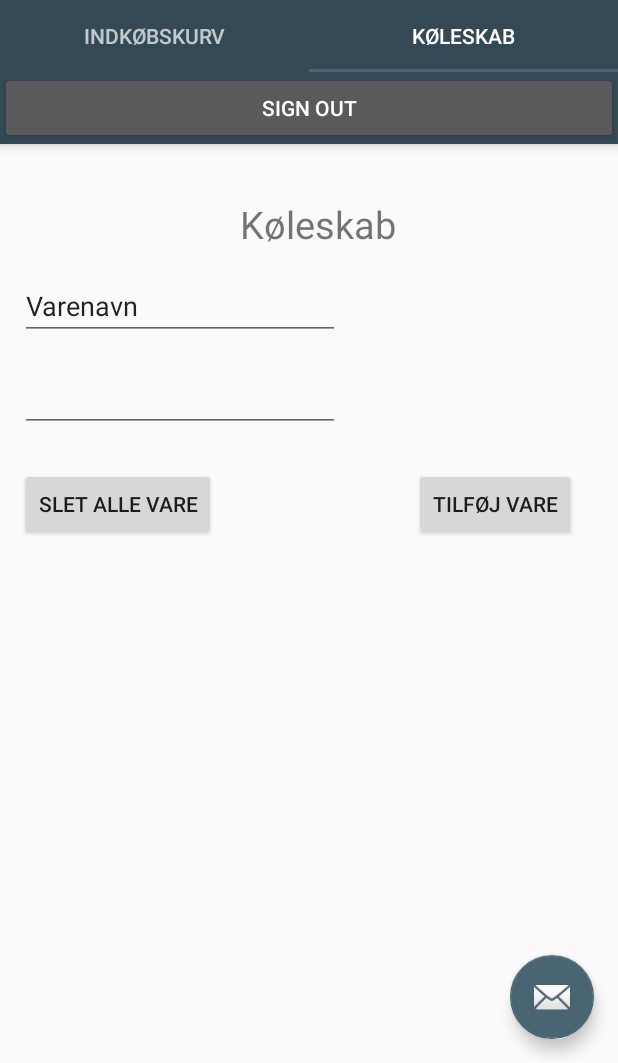
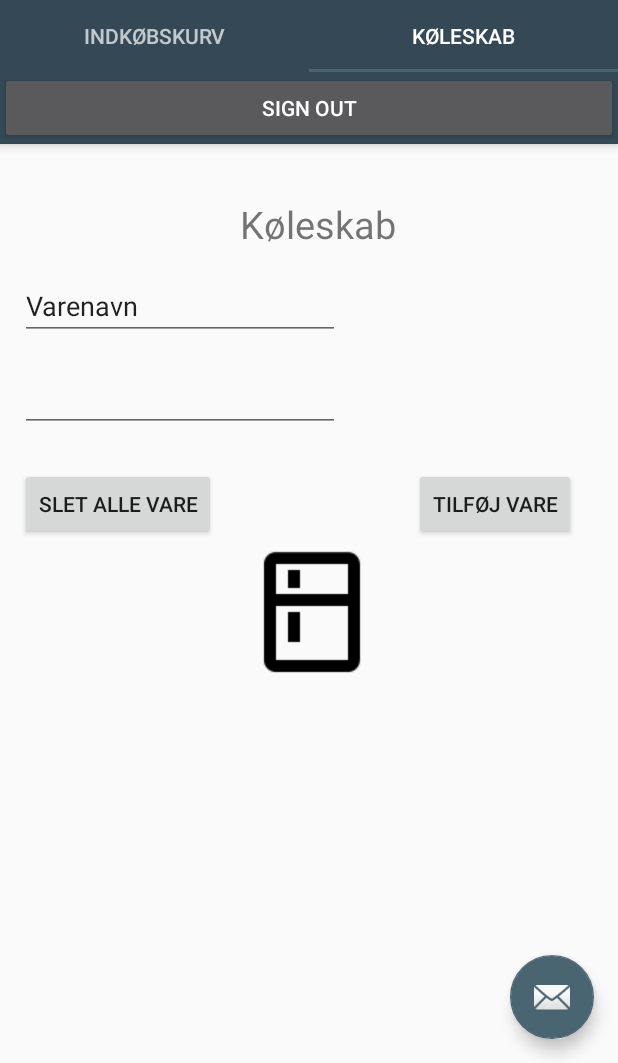
Before and after one commit to armin-tahirovic/Madspild, an Android app: the screen it shows after launch once a user with an empty profile is signed in (MainActivity), tab 2 chosen, on a phone screen of 412 x 824 dp, the part 173-1236 px from its top. Run offline under Robolectric (Android 15) with nearby library versions, the phone set to English and light mode, and no system bars; our stand-ins replace Firebase (no records; nobody signed in at launch, a user with empty details on screens opened directly), Room's generated code; libraries missing offline, so code that uses them is left out: com.firebase.ui; pictures from the network do not load.

Commit message:
Debugged API

```diff
--- a/app/build.gradle
+++ b/app/build.gradle
@@ -24,7 +24,6 @@ dependencies {
     implementation fileTree(dir: 'libs', include: ['*.jar'])
     implementation 'androidx.appcompat:appcompat:1.1.0'
     implementation 'com.google.android.material:material:1.1.0'
-    implementation 'com.github.bumptech.glide:glide:4.10.0'
     implementation 'androidx.recyclerview:recyclerview:1.1.0'
     implementation 'androidx.constraintlayout:constraintlayout:1.1.3'
     implementation 'androidx.lifecycle:lifecycle-extensions:2.2.0'
@@ -32,6 +31,9 @@ dependencies {
     testImplementation 'junit:junit:4.12'
     androidTestImplementation 'androidx.test.ext:junit:1.1.1'
     androidTestImplementation 'androidx.test.espresso:espresso-core:3.2.0'
+
+    // Glide
+    implementation 'com.github.bumptech.glide:glide:4.10.0'
 
     //Data storage
     implementation 'com.squareup.retrofit2:retrofit:2.5.0'
--- a/app/src/main/AndroidManifest.xml
+++ b/app/src/main/AndroidManifest.xml
@@ -3,6 +3,7 @@
   package="com.example.madspild">
 
   <uses-permission android:name="android.permission.INTERNET"/>
+
   <application
     android:allowBackup="true"
     android:icon="@mipmap/ic_launcher"
--- a/app/src/main/java/com/example/madspild/fragment/Koleskab.java
+++ b/app/src/main/java/com/example/madspild/fragment/Koleskab.java
@@ -62,6 +62,16 @@ public class Koleskab extends Fragment {
     groceryDate = view.findViewById(R.id.datePicker);
     imageView = view.findViewById(R.id.imageAPI);
 
+    // API
+    foodViewModel = new ViewModelProvider(this).get(FoodViewModel.class);
+    foodViewModel.getFood().observe(getViewLifecycleOwner(), new Observer<Food>() {
+      @Override
+      public void onChanged(Food food) {
+        Glide.with(Koleskab.this).load(food.getImage()).into(imageView);
+        System.out.println("<<< Hvad får jeg ud: " + food.getImage() + " >>>");
+      }
+    });
+
     // Data storage
     groceryViewModel = new ViewModelProvider(this).get(GroceryViewModel.class);
     groceryViewModel.getAllGroceries().observe(getViewLifecycleOwner(), new Observer<List<Grocery>>() {
@@ -99,15 +109,6 @@ public class Koleskab extends Fragment {
       }
     });
 
-    // API
-    foodViewModel = new ViewModelProvider(this).get(FoodViewModel.class);
-    foodViewModel.getFood().observe(getViewLifecycleOwner(), new Observer<Food>() {
-      @Override
-      public void onChanged(Food food) {
-        Glide.with(Koleskab.this).load(food.getImage()).into(imageView);
-      }
-    });
-
     final FragmentManager fm = ((AppCompatActivity)getActivity()).getSupportFragmentManager();
 
     groceryDate.setOnClickListener(new View.OnClickListener() {
--- a/app/src/main/java/com/example/madspild/network/FoodAPI.java
+++ b/app/src/main/java/com/example/madspild/network/FoodAPI.java
@@ -2,7 +2,6 @@ package com.example.madspild.network;
 
 import retrofit2.Call;
 import retrofit2.http.GET;
-import retrofit2.http.Path;
 import retrofit2.http.Query;
 
 public interface FoodAPI {
--- a/app/src/main/res/layout/fragment_indkobskurv.xml
+++ b/app/src/main/res/layout/fragment_indkobskurv.xml
@@ -60,7 +60,6 @@
     android:id="@+id/rv"
     android:layout_width="411dp"
     android:layout_height="494dp"
-    app:layout_constraintBottom_toBottomOf="parent"
     app:layout_constraintEnd_toEndOf="parent"
     app:layout_constraintHorizontal_bias="0.0"
     app:layout_constraintStart_toStartOf="parent"
--- a/app/src/main/res/layout/fragment_koleskab.xml
+++ b/app/src/main/res/layout/fragment_koleskab.xml
@@ -10,11 +10,11 @@
   <androidx.recyclerview.widget.RecyclerView
     android:id="@+id/køleskabsVare"
     android:layout_width="408dp"
-    android:layout_height="349dp"
-    app:layout_constraintBottom_toBottomOf="parent"
+    android:layout_height="371dp"
     app:layout_constraintEnd_toEndOf="parent"
     app:layout_constraintHorizontal_bias="0.428"
-    app:layout_constraintStart_toStartOf="parent" />
+    app:layout_constraintStart_toStartOf="parent"
+    app:layout_constraintTop_toBottomOf="@+id/imageAPI" />
 
   <Button
     android:id="@+id/tilføjVare"
@@ -73,9 +73,9 @@
     android:layout_height="wrap_content"
     android:layout_marginEnd="20dp"
     android:src="@drawable/baseline_kitchen_black_48dp"
-    app:layout_constraintBottom_toTopOf="@+id/køleskabsVare"
     app:layout_constraintEnd_toStartOf="@+id/tilføjVare"
-    app:layout_constraintTop_toBottomOf="@+id/sletVare"
-    app:layout_constraintVertical_bias="0.521" />
+    app:layout_constraintHorizontal_bias="1.0"
+    app:layout_constraintStart_toEndOf="@+id/sletVare"
+    app:layout_constraintTop_toBottomOf="@+id/sletVare" />
 
 </androidx.constraintlayout.widget.ConstraintLayout>
```
